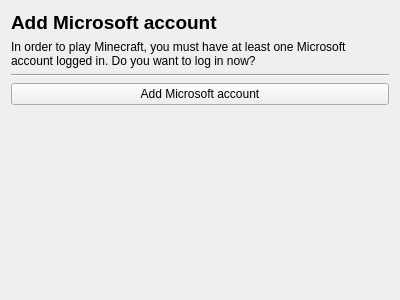
KomorebiLauncher/KomorebiLauncher, file launcher/ui/setupwizard/LoginWizardPage.ui: the form before one commit.
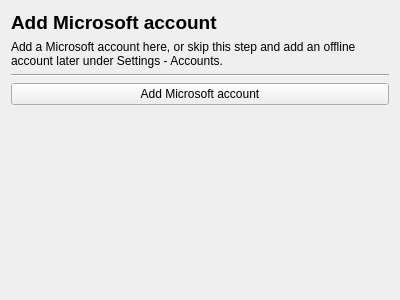
The form after the commit.

Commit message:
Say what a rejected Microsoft sign-in means
The app id we ship is not on Xbox Live's allowlist yet, so the consent page can
turn a user away. Say so where that happens and point at the account types that
work regardless, instead of the wizard claiming a Microsoft account is required
to play. The notice disappears once an approved app id is configured.

The edit to the form file:
```diff
--- a/launcher/ui/setupwizard/LoginWizardPage.ui
+++ b/launcher/ui/setupwizard/LoginWizardPage.ui
@@ -30,7 +30,7 @@
    <item>
     <widget class="QLabel" name="label_2">
      <property name="text">
-      <string>In order to play Minecraft, you must have at least one Microsoft account logged in. Do you want to log in now?</string>
+      <string>Add a Microsoft account here, or skip this step and add an offline account later under Settings - Accounts.</string>
      </property>
      <property name="wordWrap">
       <bool>true</bool>
```
The commit also changes 2 other files.
